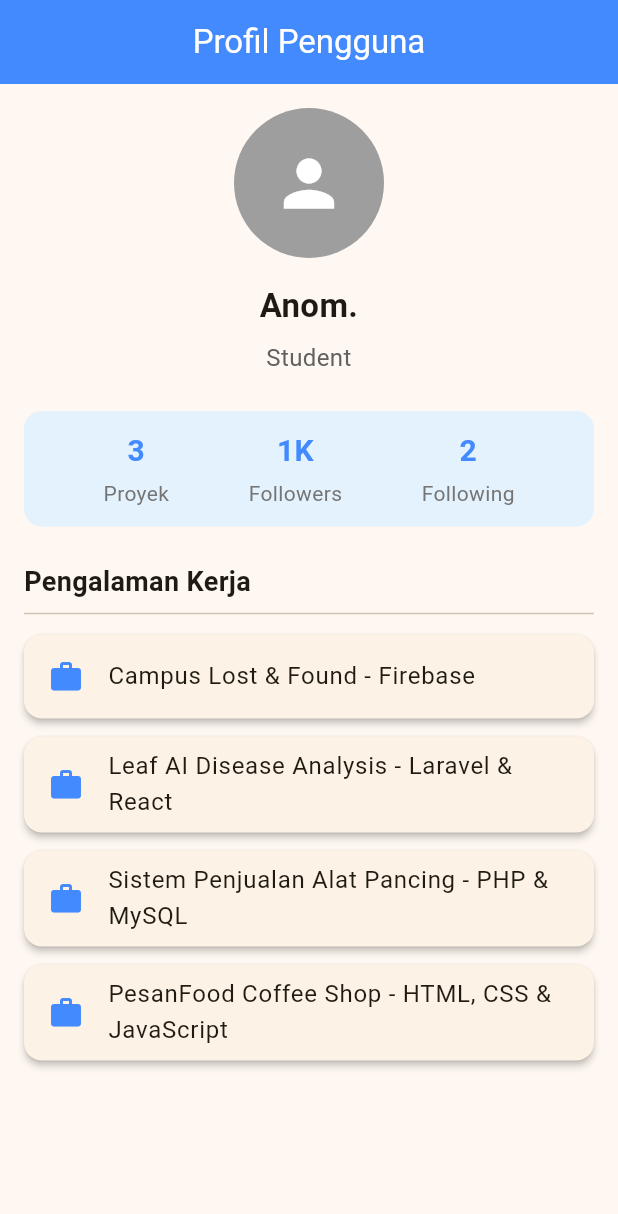
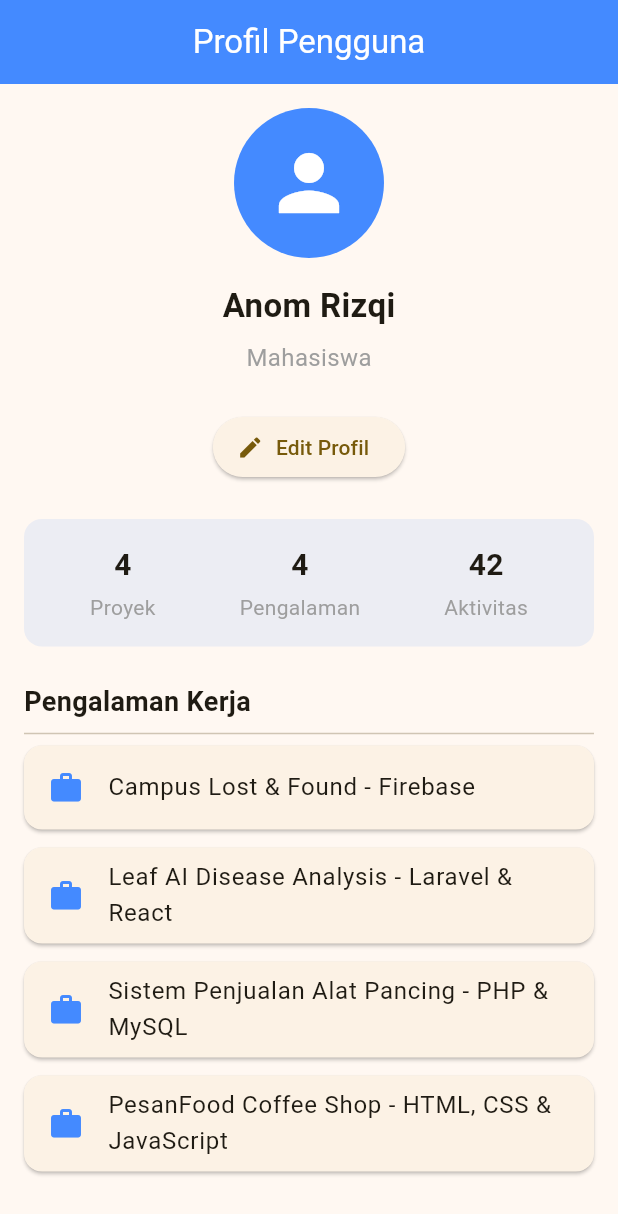
Before and after one commit to AnomRizqi/flutter-day-3, a Flutter app: the screen it shows after launch, on a phone screen of 412 x 824 dp. Shown: the top 1214 px of the screen. Run offline on Flutter 3.47's test engine with Material 3 defaults, Android fonts, the phone set to English and light mode, and no system bars.

Commit message:
style: adjust padding and spacing for profile components

```diff
--- a/lib/profile.dart
+++ b/lib/profile.dart
@@ -1,17 +1,78 @@
 import 'package:flutter/material.dart';
 
-class ProfilePage extends StatelessWidget {
+class ProfilePage extends StatefulWidget {
   const ProfilePage({super.key});
 
-  final String userName = 'Anom.';
-  final String role = 'Student';
+  @override
+  State<ProfilePage> createState() => _ProfilePageState();
+}
 
-  static const List<String> experiences = [
+class _ProfilePageState extends State<ProfilePage> {
+  String userName = 'Anom Rizqi';
+  String role = 'Mahasiswa';
+
+  final List<String> experiences = [
     'Campus Lost & Found - Firebase',
     'Leaf AI Disease Analysis - Laravel & React',
     'Sistem Penjualan Alat Pancing - PHP & MySQL',
     'PesanFood Coffee Shop - HTML, CSS & JavaScript',
   ];
+
+  void editProfile() {
+    final TextEditingController nameController =
+        TextEditingController(text: userName);
+
+    final TextEditingController roleController =
+        TextEditingController(text: role);
+
+    showDialog(
+      context: context,
+      builder: (context) {
+        return AlertDialog(
+          title: const Text('Edit Profil'),
+          content: Column(
+            mainAxisSize: MainAxisSize.min,
+            children: [
+              TextFormField(
+                controller: nameController,
+                decoration: const InputDecoration(
+                  labelText: 'Nama',
+                  border: OutlineInputBorder(),
+                ),
+              ),
+              const SizedBox(height: 16),
+              TextFormField(
+                controller: roleController,
+                decoration: const InputDecoration(
+                  labelText: 'Role',
+                  border: OutlineInputBorder(),
+                ),
+              ),
+            ],
+          ),
+          actions: [
+            TextButton(
+              onPressed: () {
+                Navigator.pop(context);
+              },
+              child: const Text('Batal'),
+            ),
+            ElevatedButton(
+              onPressed: () {
+                setState(() {
+                  userName = nameController.text;
+                  role = roleController.text;
+                });
+
+                Navigator.pop(context);
+              },
+              child: const Text('Simpan'),
+            ),
+          ],
+        );
+      },
+    );
+  }
 
   @override
   Widget build(BuildContext context) {
@@ -26,21 +87,21 @@ class ProfilePage extends StatelessWidget {
         padding: const EdgeInsets.all(16.0),
         child: Column(
           children: [
-            const ProfileAvatar(),
-
+            ProfileAvatar(),
             const SizedBox(height: 16),
-
             ProfileInfo(
               userName: userName,
               role: role,
             ),
-
             const SizedBox(height: 24),
-
-            const ProfileStats(),
-
+            ElevatedButton.icon(
+              onPressed: editProfile,
+              icon: const Icon(Icons.edit),
+              label: const Text('Edit Profil'),
+            ),
             const SizedBox(height: 24),
-
+            ProfileStats(),
+            const SizedBox(height: 24),
             const Align(
               alignment: Alignment.centerLeft,
               child: Text(
@@ -51,9 +112,7 @@ class ProfilePage extends StatelessWidget {
                 ),
               ),
             ),
-
             const Divider(),
-
             Expanded(
               child: ListView.builder(
                 itemCount: experiences.length,
@@ -78,10 +137,10 @@ class ProfileAvatar extends StatelessWidget {
   Widget build(BuildContext context) {
     return const CircleAvatar(
       radius: 50,
-      backgroundColor: Colors.grey,
+      backgroundColor: Colors.blueAccent,
       child: Icon(
         Icons.person,
-        size: 50,
+        size: 60,
         color: Colors.white,
       ),
     );
@@ -108,18 +167,14 @@ class ProfileInfo extends StatelessWidget {
             fontSize: 22,
             fontWeight: FontWeight.bold,
           ),
-          textAlign: TextAlign.center,
         ),
-
         const SizedBox(height: 8),
-
         Text(
           role,
-          style: TextStyle(
+          style: const TextStyle(
             fontSize: 16,
-            color: Colors.grey[700],
+            color: Colors.grey,
           ),
-          textAlign: TextAlign.center,
         ),
       ],
     );
@@ -132,25 +187,25 @@ class ProfileStats extends StatelessWidget {
   @override
   Widget build(BuildContext context) {
     return Container(
-      padding: const EdgeInsets.symmetric(vertical: 12),
+      padding: const EdgeInsets.all(16.0),
       decoration: BoxDecoration(
-        color: Colors.blue[50],
+        color: Colors.blueAccent.withOpacity(0.1),
         borderRadius: BorderRadius.circular(12),
       ),
-      child: Row(
-        mainAxisAlignment: MainAxisAlignment.spaceEvenly,
+      child: const Row(
+        mainAxisAlignment: MainAxisAlignment.spaceAround,
         children: [
-          const StatItem(
-            count: '3',
+          StatItem(
+            count: '4',
             label: 'Proyek',
           ),
-          const StatItem(
-            count: '1K',
-            label: 'Followers',
+          StatItem(
+            count: '4',
+            label: 'Pengalaman',
           ),
-          const StatItem(
-            count: '2',
-            label: 'Following',
+          StatItem(
+            count: '42',
+            label: 'Aktivitas',
           ),
         ],
       ),
@@ -177,23 +232,21 @@ class StatItem extends StatelessWidget {
           style: const TextStyle(
             fontSize: 20,
             fontWeight: FontWeight.bold,
-            color: Colors.blueAccent,
           ),
         ),
-
         const SizedBox(height: 4),
-
         Text(
           label,
-          style: TextStyle(
+          style: const TextStyle(
             fontSize: 14,
-            color: Colors.grey[600],
+            color: Colors.grey,
           ),
         ),
       ],
     );
   }
 }
+
 class ExperienceCard extends StatelessWidget {
   final String experience;
 
@@ -205,8 +258,7 @@ class ExperienceCard extends StatelessWidget {
   @override
   Widget build(BuildContext context) {
     return Card(
-      elevation: 2,
-      margin: const EdgeInsets.symmetric(vertical: 6),
+      margin: const EdgeInsets.only(bottom: 12),
       child: ListTile(
         leading: const Icon(
           Icons.work,
```
Lines whose indentation alone changed are shown as unchanged.
